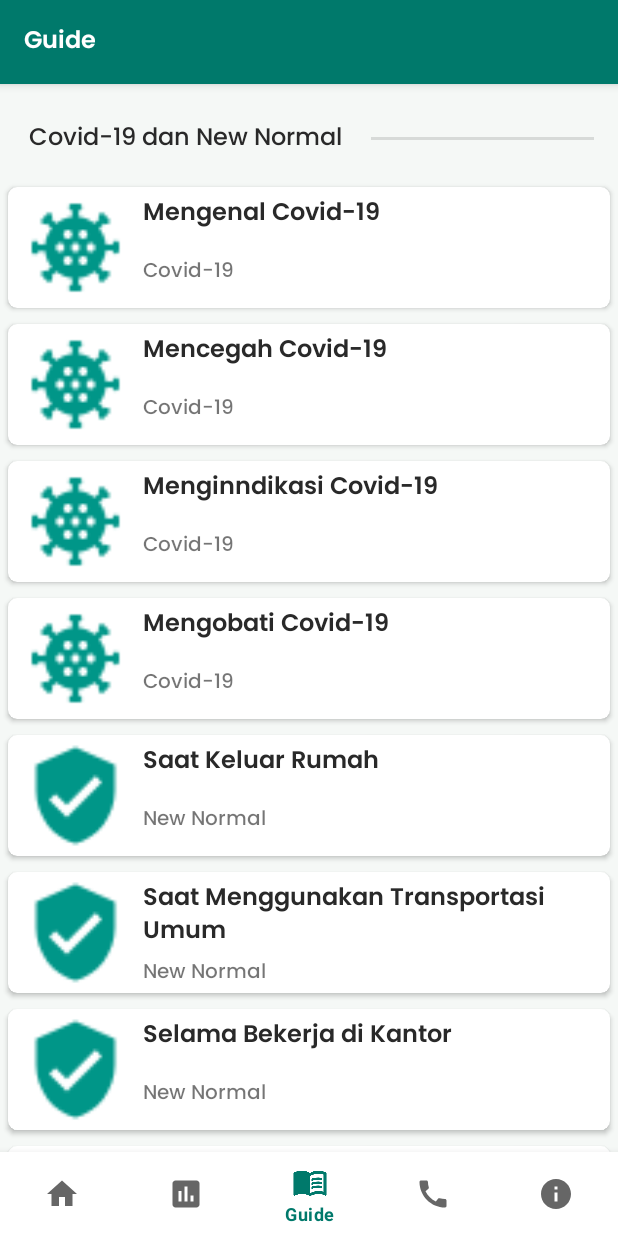
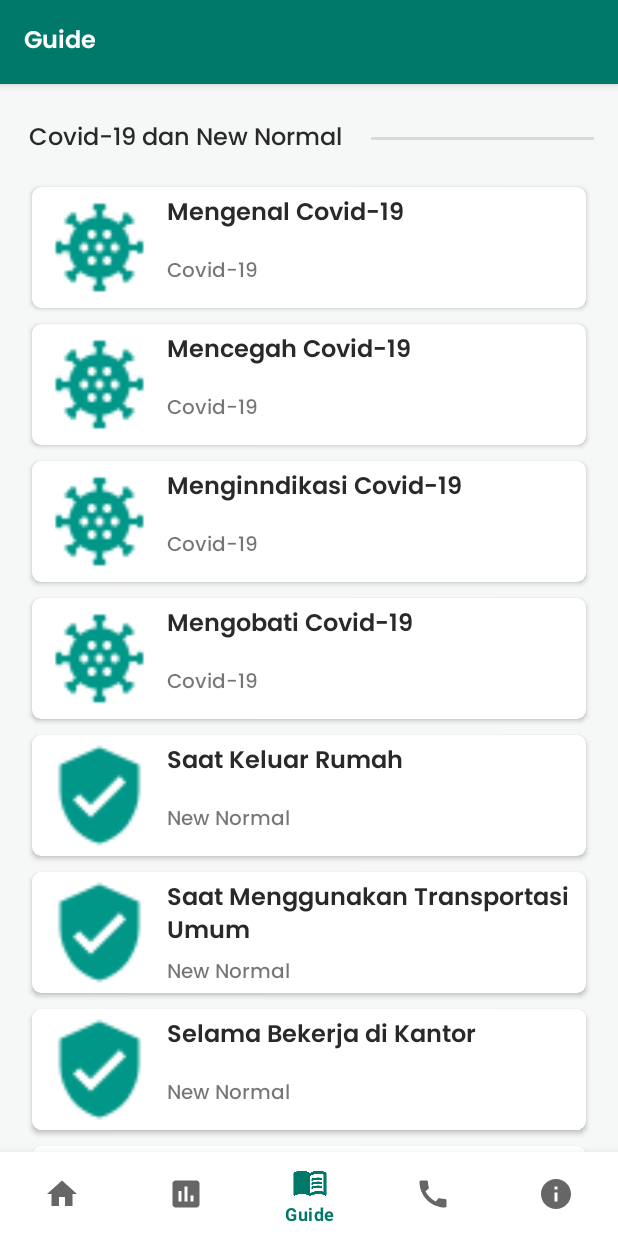
Before and after one commit to RayhanHidayat/NewNormalGuide, an Android app: the GuideFragment screen opened through its navigation route, on a phone screen of 412 x 824 dp. Run offline under Robolectric (Android 15) with nearby library versions, the phone set to English and light mode, and no system bars; our stand-ins replace navigation-ui; libraries missing offline, so code that uses them is left out: com.robinhood.ticker, com.smarteist.autoimageslider, splitties.fragments.start; pictures from the network do not load; 5 statements that could not run were skipped.

Commit message:
finishing project

```diff
--- a/app/src/main/res/layout/activity_detail_news.xml
+++ b/app/src/main/res/layout/activity_detail_news.xml
@@ -4,6 +4,7 @@
     xmlns:tools="http://schemas.android.com/tools"
     android:layout_width="match_parent"
     android:layout_height="match_parent"
+    android:background="?attr/colorSecondary"
     tools:context=".ui.detail_news.DetailNewsActivity">
 
     <androidx.constraintlayout.widget.ConstraintLayout
--- a/app/src/main/res/layout/fragment_guide.xml
+++ b/app/src/main/res/layout/fragment_guide.xml
@@ -37,7 +37,9 @@
         android:id="@+id/rv_covid"
         android:layout_width="0dp"
         android:layout_height="0dp"
+        android:layout_marginStart="16dp"
         android:layout_marginTop="10dp"
+        android:layout_marginEnd="16dp"
         android:layout_marginBottom="55dp"
         android:clickable="true"
         android:focusable="true"
```
